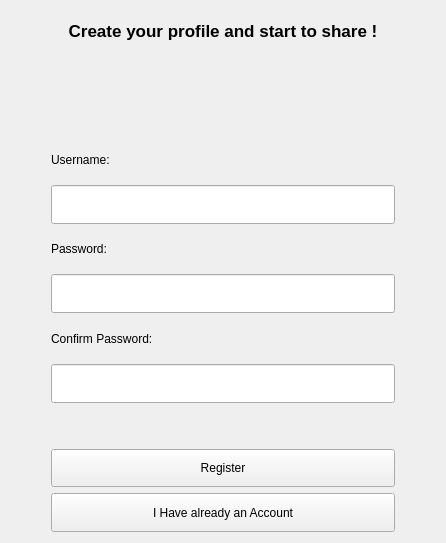
Old version of the form Login/registrationdialog.ui in the repository cosimo265598/Edilive.
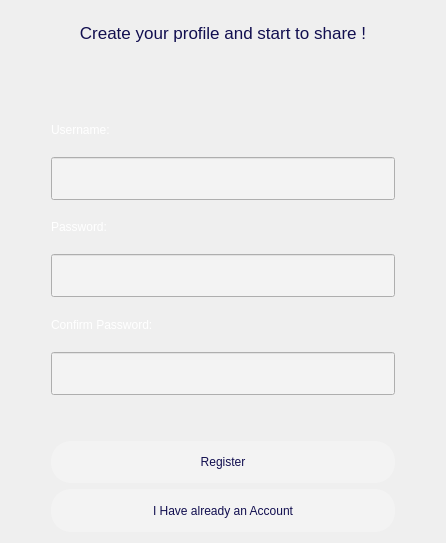
New version of the form.

```diff
--- a/Login/registrationdialog.ui
+++ b/Login/registrationdialog.ui
@@ -45,14 +45,20 @@
       <widget class="QLabel" name="label">
        <property name="font">
         <font>
+         <family>Ubuntu</family>
          <pointsize>13</pointsize>
-         <weight>75</weight>
-         <bold>true</bold>
+         <weight>50</weight>
+         <italic>false</italic>
+         <bold>false</bold>
         </font>
        </property>
        <property name="layoutDirection">
         <enum>Qt::LeftToRight</enum>
        </property>
+       <property name="styleSheet">
+        <string notr="true">color: rgb(17, 14, 79);
+font: 13pt &quot;Ubuntu&quot;;</string>
+       </property>
        <property name="text">
         <string>Create your profile and start to share !</string>
        </property>
@@ -83,24 +89,11 @@
        </property>
       </widget>
      </item>
-     <item>
-      <spacer name="verticalSpacer">
-       <property name="orientation">
-        <enum>Qt::Vertical</enum>
-       </property>
-       <property name="sizeType">
-        <enum>QSizePolicy::Maximum</enum>
-       </property>
-       <property name="sizeHint" stdset="0">
-        <size>
-         <width>20</width>
-         <height>40</height>
-        </size>
-       </property>
-      </spacer>
-     </item>
      <item>
       <widget class="QLabel" name="usernameLabel">
+       <property name="styleSheet">
+        <string notr="true">color: rgb(255, 255, 255);</string>
+       </property>
        <property name="text">
         <string>Username:</string>
        </property>
@@ -114,10 +107,19 @@
          <verstretch>0</verstretch>
         </sizepolicy>
        </property>
+       <property name="styleSheet">
+        <string notr="true">border-color: rgb(243, 243, 243);
+background-color: rgb(243, 243, 243);
+color: rgb(20, 85, 145);
+</string>
+       </property>
       </widget>
      </item>
      <item>
       <widget class="QLabel" name="passwordLabel">
+       <property name="styleSheet">
+        <string notr="true">color: rgb(255, 255, 255);</string>
+       </property>
        <property name="text">
         <string>Password:</string>
        </property>
@@ -131,6 +133,12 @@
          <verstretch>0</verstretch>
         </sizepolicy>
        </property>
+       <property name="styleSheet">
+        <string notr="true">border-color: rgb(243, 243, 243);
+background-color: rgb(243, 243, 243);
+color: rgb(20, 85, 145);
+</string>
+       </property>
        <property name="echoMode">
         <enum>QLineEdit::Password</enum>
        </property>
@@ -138,6 +146,9 @@
      </item>
      <item>
       <widget class="QLabel" name="confirmPasswordLabel">
+       <property name="styleSheet">
+        <string notr="true">color: rgb(255, 255, 255);</string>
+       </property>
        <property name="text">
         <string>Confirm Password:</string>
        </property>
@@ -151,6 +162,12 @@
          <verstretch>0</verstretch>
         </sizepolicy>
        </property>
+       <property name="styleSheet">
+        <string notr="true">border-color: rgb(243, 243, 243);
+background-color: rgb(243, 243, 243);
+color: rgb(20, 85, 145);
+</string>
+       </property>
        <property name="text">
         <string/>
        </property>
@@ -187,7 +204,14 @@
         <string/>
        </property>
        <property name="autoFillBackground">
-        <bool>true</bool>
+        <bool>false</bool>
+       </property>
+       <property name="styleSheet">
+        <string notr="true">background-color: rgb(243, 243, 243);
+color: rgb(17, 14, 79);
+border-width: 5px;
+border-radius: 20px;
+</string>
        </property>
        <property name="text">
         <string>Register</string>
@@ -202,6 +226,13 @@
          <verstretch>0</verstretch>
         </sizepolicy>
        </property>
+       <property name="styleSheet">
+        <string notr="true">background-color: rgb(243, 243, 243);
+color: rgb(17, 14, 79);
+border-width: 5px;
+border-radius: 20px;
+</string>
+       </property>
        <property name="text">
         <string>I Have already an Account</string>
        </property>
```
